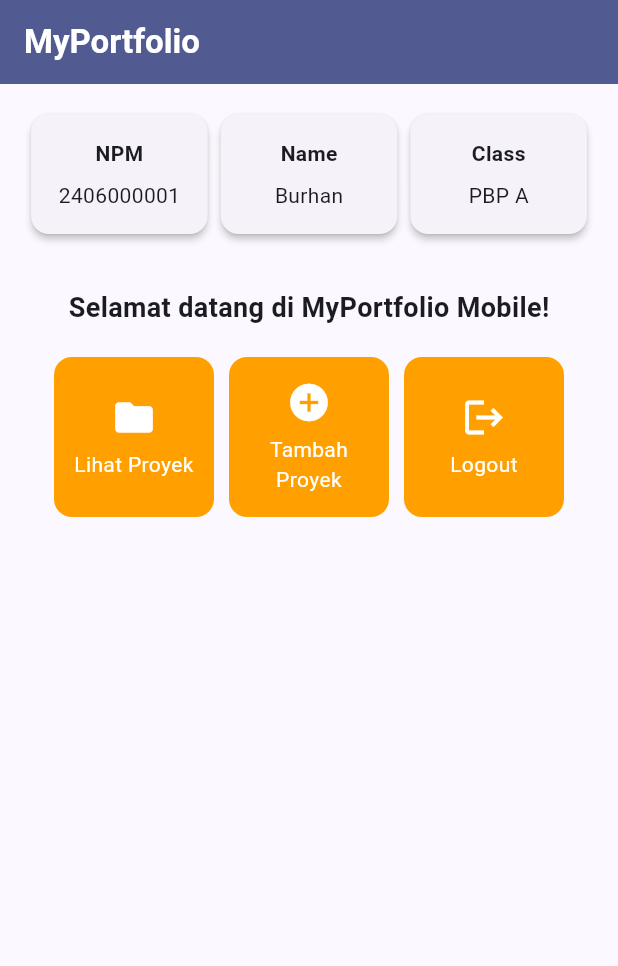
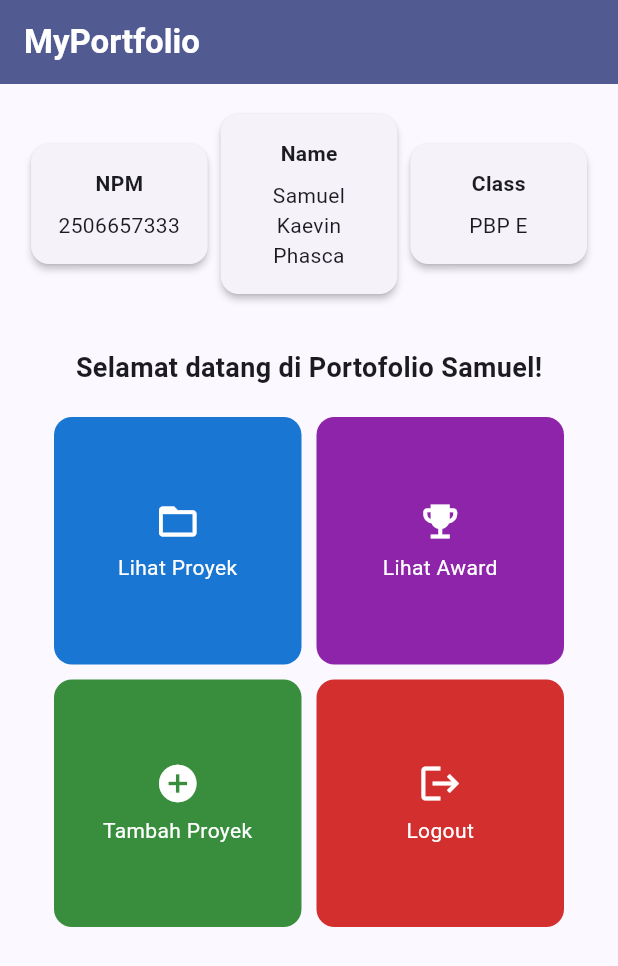
Before and after one commit to ayamedayoo/myportofolio_mobile, a Flutter app: the screen it shows after launch, on a phone screen of 412 x 824 dp. Shown: the top 966 px of the screen. Run offline on Flutter 3.47's test engine with Material 3 defaults, Android fonts, the phone set to English and light mode, and no system bars.

Commit message:
feat: identitas pemilik, warna per tombol lewat ItemHomepage.color, dan tombol portofolio
- InfoCard memakai NPM, nama, dan kelas asli
- Atribut color di ItemHomepage sehingga ItemCard tanpa if-else
- Empat tombol: Lihat Proyek (biru), Lihat Award (ungu), Tambah Proyek (hijau), Logout (merah)
- SnackBar 'Kamu telah menekan tombol [Nama Tombol]!' untuk setiap tombol

```diff
--- a/lib/menu.dart
+++ b/lib/menu.dart
@@ -3,21 +3,22 @@ import 'package:flutter/material.dart';
 class MyHomePage extends StatelessWidget {
   MyHomePage({super.key});
 
-  final String npm = "2406000001";
-  final String nama = "Burhan";
-  final String kelas = "PBP A";
+  final String npm = "2506657333";
+  final String nama = "Samuel Kaevin Phasca";
+  final String kelas = "PBP E";
 
+  // Warna tiap tombol disimpan di modelnya sendiri, jadi ItemCard
+  // tidak perlu percabangan if-else untuk memilih warna.
   final List<ItemHomepage> items = [
-    ItemHomepage("Lihat Proyek", Icons.folder),
-    ItemHomepage("Tambah Proyek", Icons.add_circle),
-    ItemHomepage("Logout", Icons.logout),
+    ItemHomepage("Lihat Proyek", Icons.folder_open, Colors.blue.shade700),
+    ItemHomepage("Lihat Award", Icons.emoji_events, Colors.purple.shade600),
+    ItemHomepage("Tambah Proyek", Icons.add_circle, Colors.green.shade700),
+    ItemHomepage("Logout", Icons.logout, Colors.red.shade700),
   ];
 
   @override
   Widget build(BuildContext context) {
-    // Scaffold menyediakan struktur visual dasar halaman (AppBar, Body, SnackBar).
     return Scaffold(
-      // AppBar menampilkan bar bagian atas halaman aplikasi.
       appBar: AppBar(
         title: const Text(
           'MyPortfolio',
@@ -25,13 +26,11 @@ class MyHomePage extends StatelessWidget {
         ),
         backgroundColor: Theme.of(context).colorScheme.primary,
       ),
-      // Body halaman utama dengan padding di sekelilingnya.
       body: Padding(
         padding: const EdgeInsets.all(16.0),
         child: Column(
           crossAxisAlignment: CrossAxisAlignment.center,
           children: [
-            // Baris horizontal untuk menampilkan 3 InfoCard secara sejajar.
             Row(
               mainAxisAlignment: MainAxisAlignment.spaceEvenly,
               children: [
@@ -41,28 +40,25 @@ class MyHomePage extends StatelessWidget {
               ],
             ),
             const SizedBox(height: 16.0),
-            // Bagian tengah: pesan sambutan dan kisi tombol menu portofolio.
             Center(
               child: Column(
                 children: [
                   const Padding(
                     padding: EdgeInsets.only(top: 16.0),
                     child: Text(
-                      'Selamat datang di MyPortfolio Mobile!',
+                      'Selamat datang di Portofolio Samuel!',
                       style: TextStyle(
                         fontWeight: FontWeight.bold,
                         fontSize: 18.0,
                       ),
                     ),
                   ),
-                  // GridView menampilkan kartu tombol dalam tata letak kisi 3 kolom.
                   GridView.count(
                     primary: true,
                     padding: const EdgeInsets.all(20),
                     crossAxisSpacing: 10,
                     mainAxisSpacing: 10,
-                    crossAxisCount: 3,
-                    // shrinkWrap agar ukuran kisi menyesuaikan tinggi konten anak.
+                    crossAxisCount: 2,
                     shrinkWrap: true,
                     children: items.map((ItemHomepage item) {
                       return ItemCard(item);
@@ -79,7 +75,6 @@ class MyHomePage extends StatelessWidget {
 }
 
 class InfoCard extends StatelessWidget {
-  // Kartu informasi yang menampilkan judul (title) dan isi (content).
   final String title;
   final String content;
 
@@ -88,18 +83,15 @@ class InfoCard extends StatelessWidget {
   @override
   Widget build(BuildContext context) {
     return Card(
-      // Memberikan efek bayangan kartu elevasi 2 unit.
       elevation: 2.0,
       child: Container(
-        // Menyesuaikan lebar kartu dengan proporsi layar (dibagi 3.5).
         width: MediaQuery.of(context).size.width / 3.5,
         padding: const EdgeInsets.all(16.0),
-        // Menyusun teks title dan content secara vertikal.
         child: Column(
           children: [
             Text(title, style: const TextStyle(fontWeight: FontWeight.bold)),
             const SizedBox(height: 8.0),
-            Text(content),
+            Text(content, textAlign: TextAlign.center),
           ],
         ),
       ),
@@ -110,8 +102,9 @@ class InfoCard extends StatelessWidget {
 class ItemHomepage {
   final String name;
   final IconData icon;
+  final Color color;
 
-  ItemHomepage(this.name, this.icon);
+  ItemHomepage(this.name, this.icon, this.color);
 }
 
 class ItemCard extends StatelessWidget {
@@ -122,13 +115,11 @@ class ItemCard extends StatelessWidget {
   @override
   Widget build(BuildContext context) {
     return Material(
-      // Menggunakan warna sekunder dari skema tema aplikasi.
-      color: Theme.of(context).colorScheme.secondary,
+      // Warna latar diambil dari model, berbeda untuk setiap tombol.
+      color: item.color,
       borderRadius: BorderRadius.circular(12),
       child: InkWell(
-        // Aksi ketika kartu ditekan oleh pengguna.
         onTap: () {
-          // Menampilkan SnackBar dengan pesan interaktif.
           ScaffoldMessenger.of(context)
             ..hideCurrentSnackBar()
             ..showSnackBar(
```
Also changed, not shown: 1 other file.
